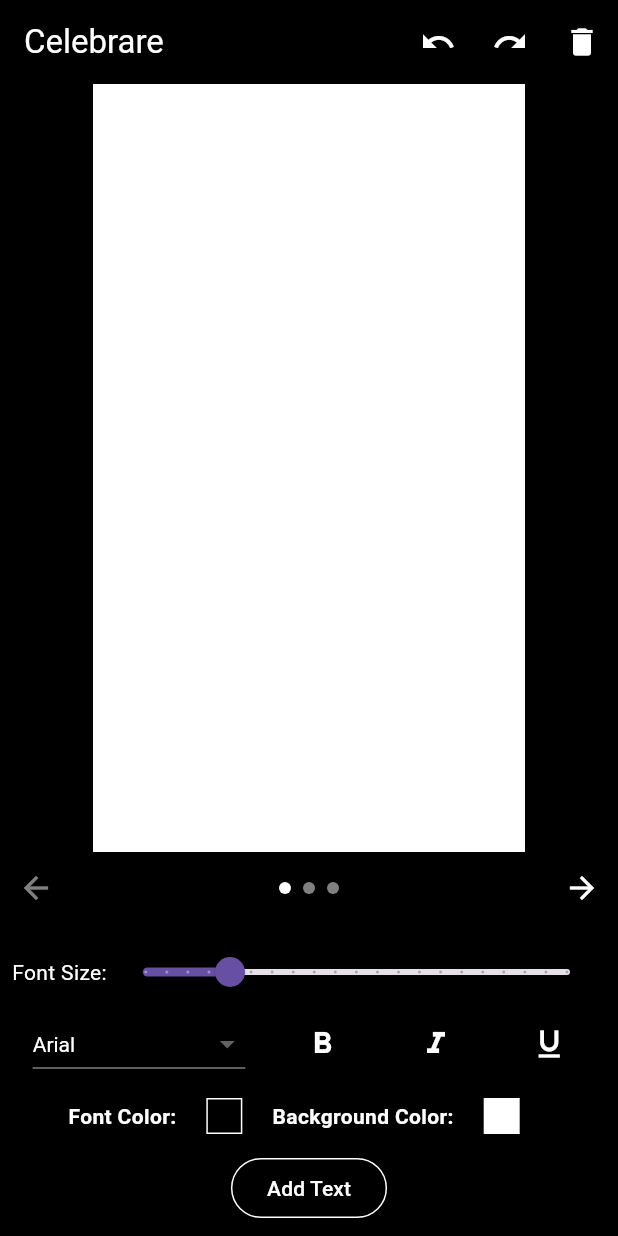
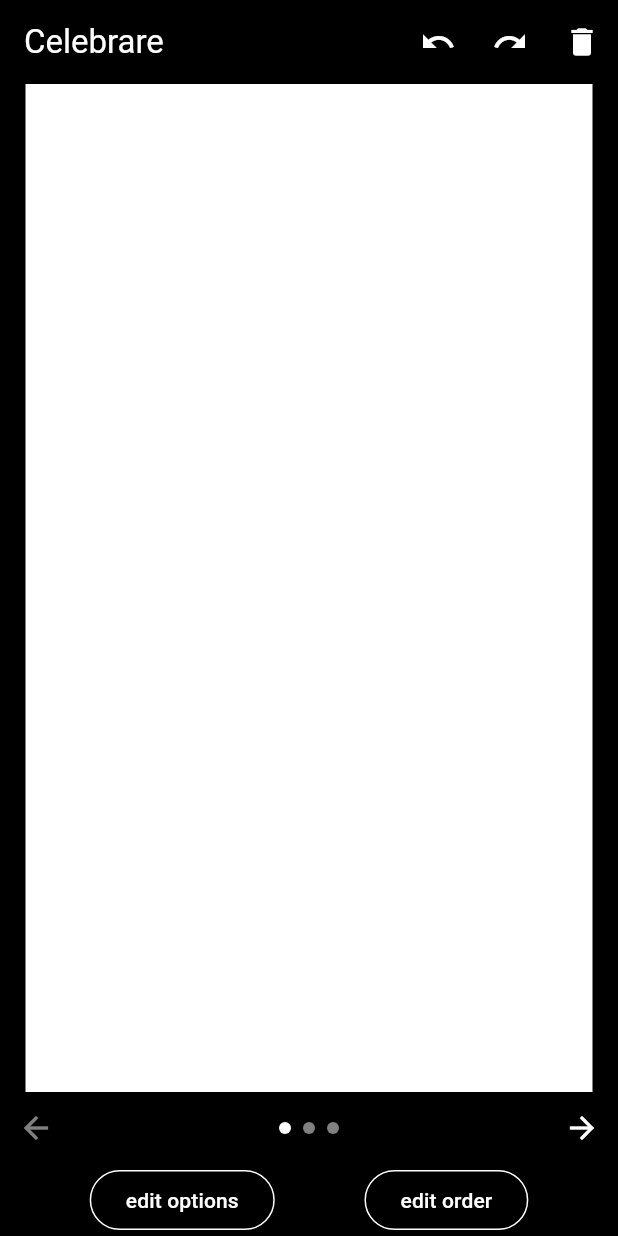
Before and after one commit to Amanbig/Text-Editor-Celebrare_ass-, a Flutter app: the screen it shows after launch, on a phone screen of 412 x 824 dp. Run offline on Flutter 3.47's test engine with Material 3 defaults, Android fonts, the phone set to English and light mode, and no system bars; our stand-ins replace flutter_colorpicker.

Commit message:
divided into different files

```diff
--- /dev/null
+++ b/lib/components/options.dart
@@ -0,0 +1,44 @@
+import 'package:flutter/material.dart';
+
+class Options extends StatelessWidget {
+  final Function() onEditOptions;
+  const Options({super.key, required this.onEditOptions});
+
+  @override
+  Widget build(BuildContext context) {
+    return Container(
+      color: Colors.black,
+      child: Row(
+        mainAxisAlignment: MainAxisAlignment.spaceEvenly,
+        children: [
+          ElevatedButton(
+            onPressed: onEditOptions,
+            style: ElevatedButton.styleFrom(
+                backgroundColor: Colors.black,
+                side: const BorderSide(color: Colors.white)
+            ),
+            child: Text(
+              'edit options',
+              style: TextStyle(
+                color: Colors.white,
+              ),
+            ),
+          ),
+          ElevatedButton(
+            onPressed: () {},
+            style: ElevatedButton.styleFrom(
+                backgroundColor: Colors.black,
+                side: const BorderSide(color: Colors.white)
+            ),
+            child: Text(
+              'edit order',
+              style: TextStyle(
+                color: Colors.white,
+              ),
+            ),
+          ),
+        ],
+      ),
+    );
+  }
+}
--- a/lib/screens/home_page.dart
+++ b/lib/screens/home_page.dart
@@ -1,6 +1,8 @@
 import 'package:flutter/material.dart';
 import 'package:flutter_colorpicker/flutter_colorpicker.dart';
 import 'package:text_editor/components/draggable_text.dart';
+import 'package:text_editor/components/edit_options.dart';
+import 'package:text_editor/components/options.dart';
 
 class MyHomePage extends StatefulWidget {
   const MyHomePage({super.key});
@@ -187,6 +189,12 @@ class _MyHomePageState extends State<MyHomePage> {
     );
   }
 
+  void _showEditOptions() {
+    setState(() {
+      _selectedOption = 1;
+    });
+  }
+
   void _changeBackgroundColor() {
     showDialog(
       context: context,
@@ -324,20 +332,20 @@ class _MyHomePageState extends State<MyHomePage> {
         child: Column(
           children: [
             Expanded(
-              child: AspectRatio(
-              aspectRatio: 9 / 16,
               child: PageView.builder(
                 controller: _pageController,
                 itemCount: _pages.length,
                 itemBuilder: (context, index) {
                 return Stack(
                   children: [
-                  Container(color: _backgroundColors[index]),
+                  Center(
+                    child: AspectRatio(aspectRatio: 9 / 16,
+                    child: Container(color: _backgroundColors[index])),
+                  ),
                   ..._pages[index],
                   ],
                 );
                 },
-              ),
               ),
             ),
             Row(
@@ -371,175 +379,51 @@ class _MyHomePageState extends State<MyHomePage> {
               ),
               ],
             ),
-            Padding(
-              padding: const EdgeInsets.all(8.0),
-              child: Column(
-                children: [
-                  Row(
-                    children: [
-                      const Text(
-                        "Font Size:",
-                        style: TextStyle(
-                          color: Colors.white,
-                        ),
-                      ),
-                      Expanded(
-                        child: Slider(
-                          value: _fontSize,
-                          min: 8.0,
-                          max: 48.0,
-                          divisions: 20,
-                          label: _fontSize.toStringAsFixed(1),
-                          onChanged: (newValue) {
+            _selectedOption == 1
+              ? EditOptions(
+                fontSize: _fontSize,
+                fontFamily: _fontFamily,
+                isBold: _isBold,
+                isItalic: _isItalic,
+                isUnderline: _isUnderline,
+                fontColor: _fontColor,
+                backgroundColor: _backgroundColors[_currentPage],
+                onFontSizeChanged: (value) {
                   setState(() {
-                              _fontSize = newValue;
+                  _fontSize = value;
                   _updateSelectedTextStyle();
                   });
                 },
-                        ),
-                      ),
-                    ],
-                  ),
-                  Row(
-                    mainAxisAlignment: MainAxisAlignment.spaceAround,
-                    children: [
-                      DropdownButton<String>(
-                        value: _fontFamily,
-                        dropdownColor: Colors.black,
-                        items: const [
-                          DropdownMenuItem(
-                              value: 'Arial',
-                              child: Text(
-                                'Arial',
-                                style: TextStyle(
-                                  color: Colors.white,
-                                ),
-                              )),
-                          DropdownMenuItem(
-                              value: 'Times New Roman',
-                              child: Text('Times New Roman',
-                                  style: TextStyle(color: Colors.white))),
-                          DropdownMenuItem(
-                              value: 'Courier New',
-                              child: Text('Courier New',
-                                  style: TextStyle(color: Colors.white))),
-                          DropdownMenuItem(
-                              value: 'Verdana',
-                              child: Text('Verdana',
-                                  style: TextStyle(color: Colors.white))),
-                          DropdownMenuItem(
-                              value: 'Georgia',
-                              child: Text('Georgia',
-                                  style: TextStyle(color: Colors.white))),
-                          DropdownMenuItem(
-                              value: 'Comic Sans MS',
-                              child: Text('Comic Sans MS',
-                                  style: TextStyle(color: Colors.white))),
-                          DropdownMenuItem(
-                              value: 'Trebuchet MS',
-                              child: Text('Trebuchet MS',
-                                  style: TextStyle(color: Colors.white))),
-                          DropdownMenuItem(
-                              value: 'Impact',
-                              child: Text('Impact',
-                                  style: TextStyle(color: Colors.white))),
-                        ],
-                        style: const TextStyle(color: Colors.white),
-                        onChanged: (newValue) {
+                onFontFamilyChanged: (value) {
                   setState(() {
-                            _fontFamily = newValue!;
+                  _fontFamily = value;
                   _updateSelectedTextStyle();
                   });
                 },
-                      ),
-                      IconButton(
-                        icon: Icon(Icons.format_bold,
-                            color: _isBold ? Colors.blue : Colors.white),
-                        onPressed: () {
+                onBoldChanged: (value) {
                   setState(() {
-                            _isBold = !_isBold;
+                  _isBold = value;
                   _updateSelectedTextStyle();
                   });
                 },
-                      ),
-                      IconButton(
-                        icon: Icon(Icons.format_italic,
-                            color: _isItalic ? Colors.blue : Colors.white),
-                        onPressed: () {
+                onItalicChanged: (value) {
                   setState(() {
-                            _isItalic = !_isItalic;
+                  _isItalic = value;
                   _updateSelectedTextStyle();
                   });
                 },
-                      ),
-                      IconButton(
-                        icon: Icon(Icons.format_underline,
-                            color: _isUnderline ? Colors.blue : Colors.white),
-                        onPressed: () {
+                onUnderlineChanged: (value) {
                   setState(() {
-                            _isUnderline = !_isUnderline;
+                  _isUnderline = value;
                   _updateSelectedTextStyle();
                   });
                 },
-                      ),
-                    ],
-                  ),
-                  Row(
-                    mainAxisAlignment: MainAxisAlignment.center,
-                    children: [
-                      const Text(
-                        "Font Color:",
-                        style: TextStyle(
-                          fontWeight: FontWeight.bold,
-                          color: Colors.white,
-                        ),
-                      ),
-                      TextButton(
-                        onPressed: _changeFontColor,
-                        child: Container(
-                          width: 24,
-                          height: 24,
-                          decoration: BoxDecoration(
-                            color: _fontColor,
-                            border: Border.all(color: Colors.white),
-                          ),
-                        ),
-                      ),
-                      const Text(
-                        "Background Color:",
-                        style: TextStyle(
-                          fontWeight: FontWeight.bold,
-                          color: Colors.white,
-                        ),
-                      ),
-                      TextButton(
-                        onPressed: _changeBackgroundColor,
-                        child: Container(
-                          width: 24,
-                          height: 24,
-                          decoration: BoxDecoration(
-                            color:  _backgroundColors[_currentPage],
-                            border: Border.all(color: Colors.white),
-                          ),
-                        ),
-                      ),
-                    ],
-                  ),
-                  ElevatedButton(
-                    style:
-                        ElevatedButton.styleFrom(backgroundColor: Colors.black,
-                        side: const BorderSide(color: Colors.white)),
-                    onPressed: _addText,
-                    child: const Text(
-                      "Add Text",
-                      style: TextStyle(
-                        color: Colors.white,
-                      ),
-                    ),
-                  ),
-                ],
-              ),
-            ),
+                onChangeFontColor: _changeFontColor,
+                onChangeBackgroundColor: _changeBackgroundColor,
+                onAddText: _addText,
+
+                )
+              : Options(onEditOptions: _showEditOptions),
           ],
         ),
       ),
```
Also changed, not shown: lib/components/draggable_text.dart (+9 -13 lines), lib/components/edit_options.dart (added, +275 -0 lines). Lines whose indentation alone changed are shown as unchanged.
